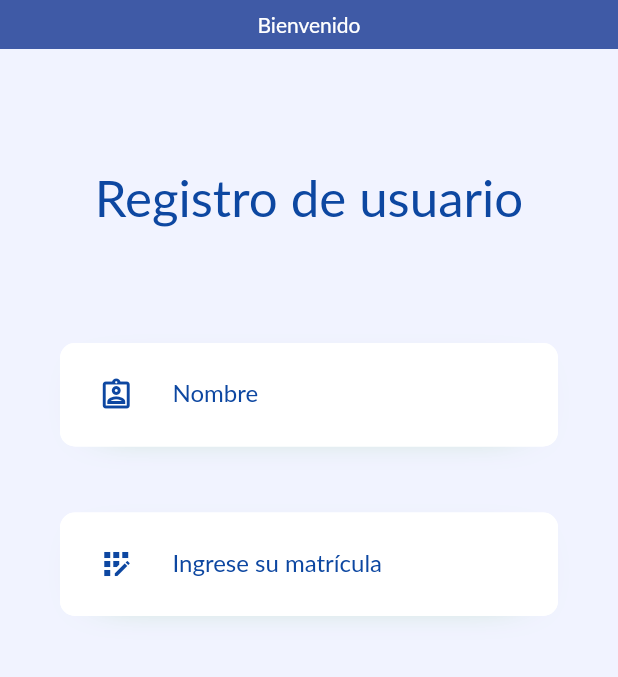
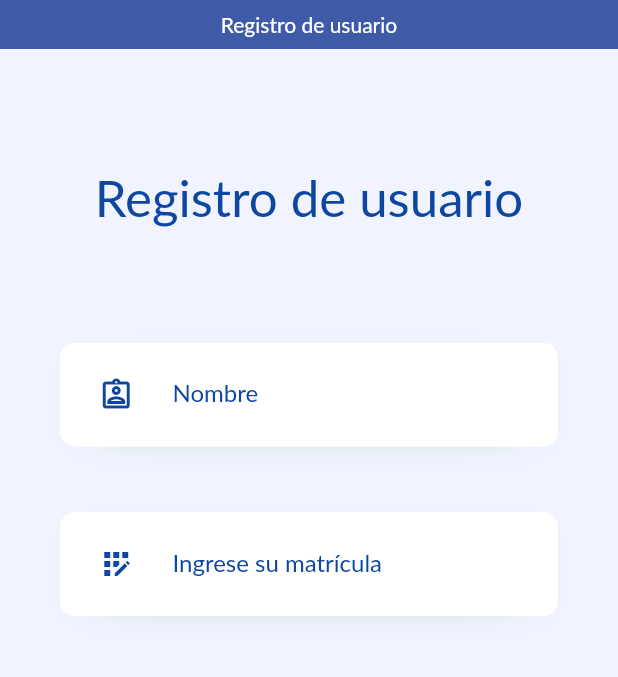
Before and after one commit to TICosmox/AIFCF_fire_mp4, a Flutter app: the screen it shows after launch, on a phone screen of 412 x 824 dp, the part 65-742 px from its top. Run offline on Flutter 3.47's test engine with Material 2 defaults, Android fonts, the phone set to English and light mode, and no system bars; our stand-ins replace bloc, chewie, flutter_bloc, flutter_phoenix, permission_handler, share_plus and 2 more; missing offline and left inert: external_path; Roboto replaces fonts that are missing (Lato).

Commit message:
custom appbar

```diff
--- a/lib/pages/detalle_video/detalle_video_page.dart
+++ b/lib/pages/detalle_video/detalle_video_page.dart
@@ -16,10 +16,9 @@ class DetalleVideoPage extends StatelessWidget {
     File imagen = File(path.path);
 
     return Scaffold(
-      appBar: CustomAppbar(),
+      appBar: CustomAppbar('Información del video'),
       body: SingleChildScrollView(
         child: Column(
-          //crossAxisAlignment: CrossAxisAlignment.start,
           children: [
             Stack(
               alignment: Alignment.bottomCenter,
@@ -50,7 +49,7 @@ class DetalleVideoPage extends StatelessWidget {
                   const SizedBox(height: 8),
                   Text( arguments.ponente!, style: const TextStyle(fontSize: 20, fontWeight: FontWeight.bold, fontStyle: FontStyle.italic)),
                   const SizedBox(height: 40),
-                  Text( 'Todos los derechos reservados', style: const TextStyle(fontStyle: FontStyle.italic, fontSize: 9))
+                  const Text( 'Todos los derechos reservados', style: TextStyle(fontStyle: FontStyle.italic, fontSize: 9))
                 ],
               ),
             )
--- a/lib/pages/inicio/inicio_page.dart
+++ b/lib/pages/inicio/inicio_page.dart
@@ -37,7 +37,7 @@ class _InicioPageState extends State<InicioPage> {
   @override
   Widget build(BuildContext context) {
     return Scaffold(
-        appBar: CustomAppbar(),
+        appBar: CustomAppbar('Bienvenido'),
         drawer: const SideMenu(),
         floatingActionButtonLocation: FloatingActionButtonLocation.endTop,
         floatingActionButton: FloatingActionButton(
--- a/lib/pages/registro/registro_page.dart
+++ b/lib/pages/registro/registro_page.dart
@@ -50,7 +50,7 @@ class _RegistroPageState extends State<RegistroPage> {
     }, builder: (context, state) {
       return Scaffold(
 
-        appBar: CustomAppbar(),
+        appBar: CustomAppbar('Registro de usuario'),
 
         body: SingleChildScrollView(
           child: Padding(
--- a/lib/pages/video_reproductor/reproductor_page.dart
+++ b/lib/pages/video_reproductor/reproductor_page.dart
@@ -1,5 +1,6 @@
 import 'package:flutter/material.dart';
 import 'package:proyecto_reproductor_video/pages/video_reproductor/video_page.dart';
+import 'package:proyecto_reproductor_video/widgets/widgets.dart';
 
 class ReproductoPage extends StatelessWidget {
   const ReproductoPage({super.key});
@@ -9,7 +10,7 @@ class ReproductoPage extends StatelessWidget {
     final String parametro = ModalRoute.of(context)!.settings.arguments as String;
 
     return Scaffold(
-      appBar: AppBar(title: const Text("Reprodutor de video")),
+      appBar: CustomAppbar('Reproductor de video'),
       body: VideoReproductorPage(videoUrl: parametro),
       backgroundColor: Colors.black,
     );
--- a/lib/pages/video_reproductor/video_page.dart
+++ b/lib/pages/video_reproductor/video_page.dart
@@ -33,8 +33,8 @@ class _VideoReproductorPageState extends State<VideoReproductorPage> {
     _chewieController = ChewieController(
         videoPlayerController: _videoPlayerController,
         autoPlay: true,
-        looping: true,
-        fullScreenByDefault: true);
+        looping: false,
+        fullScreenByDefault: false);
   }
 
   @override
--- a/lib/pages/videos_disponibles/videos_disponibles_page.dart
+++ b/lib/pages/videos_disponibles/videos_disponibles_page.dart
@@ -39,7 +39,7 @@ class _VideosDisponiblesPageState extends State<VideosDisponiblesPage> {
     return Scaffold(
       extendBodyBehindAppBar: false,
       extendBody: true,
-      appBar: CustomAppbar(),
+      appBar: CustomAppbar('Bienvenidos'),
       body: _body(lista),
     );
   }
--- a/lib/pages/videos_pendientes/videos_pendientes_page.dart
+++ b/lib/pages/videos_pendientes/videos_pendientes_page.dart
@@ -14,7 +14,7 @@ class _VideosPendientesPage extends State<VideosPendientesPage> {
     return Scaffold(
       extendBodyBehindAppBar: false,
       extendBody: true,
-      appBar: CustomAppbar(),
+      appBar: CustomAppbar('Tus avances'),
       body: _body(),
     );
   }
--- a/lib/widgets/custom_appbar.dart
+++ b/lib/widgets/custom_appbar.dart
@@ -1,20 +1,17 @@
 import 'package:flutter/material.dart';
 
 class CustomAppbar extends AppBar{
+final texto;
 
-  CustomAppbar({super.key}) : super(
-    title: Image.asset(
-      'assets/images/logo_aifcf.png',
-      fit: BoxFit.contain,
-      height: 60,
-    ),
+  CustomAppbar(this.texto, {super.key}) : super(
     backgroundColor:  const Color(0xFF3F5AA6),
     elevation: 0,
-    bottom: const PreferredSize(
+    title: Image.asset( 'assets/images/logo_aifcf.png', fit: BoxFit.contain, height: 60 ),
+    bottom: PreferredSize(
       preferredSize: Size.fromHeight(20),
       child: Padding(
         padding: EdgeInsets.all(8.0),
-        child: Text('Bienvenido', style: TextStyle(color: Colors.white)),
+        child: Text( texto, style: TextStyle(color: Colors.white)),
       ),
     )
   );
```
